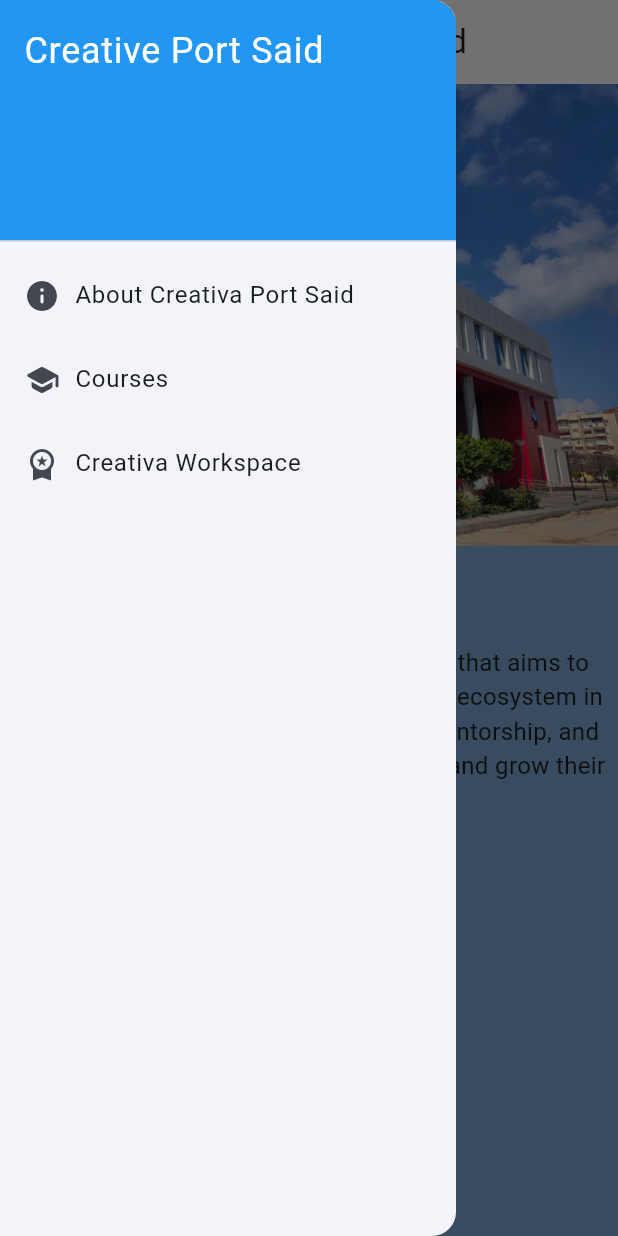
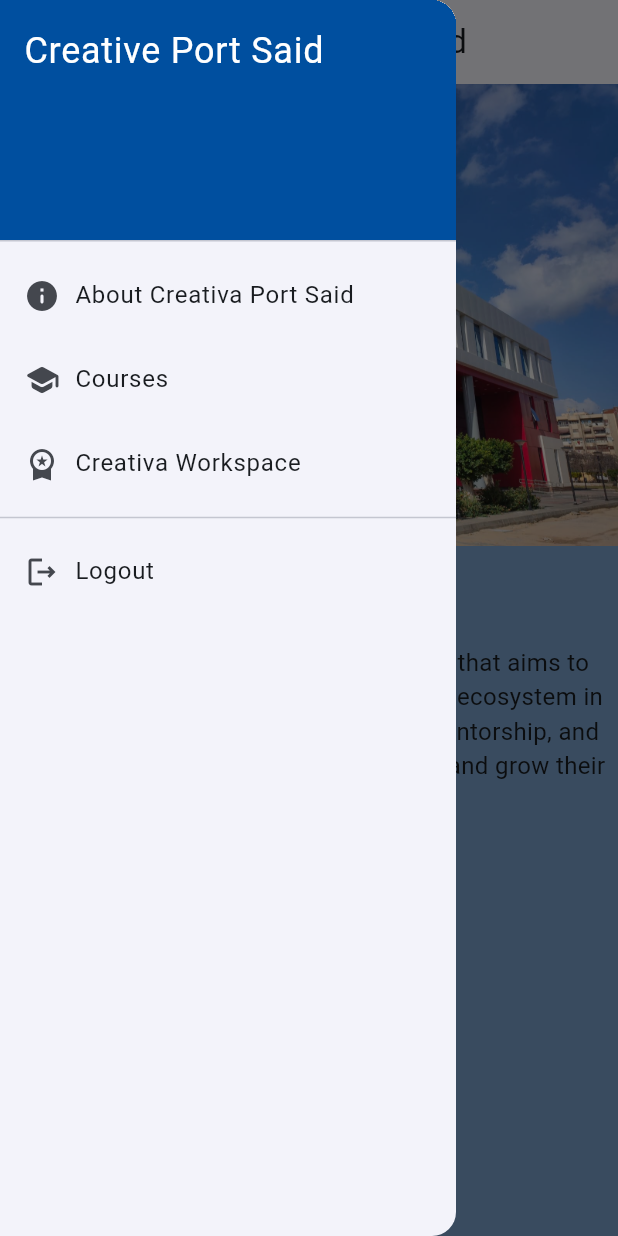
Before and after one commit to OmarSanad3/creativa-port-said-flutter-app, a Flutter app: the HomeScreen screen opened directly, with the side drawer open, on a phone screen of 412 x 824 dp. Run offline on Flutter 3.47's test engine with Material 3 defaults, Android fonts, the light colour scheme and no system bars; our stand-ins replace firebase_core, font_awesome_flutter, shared_preferences; accounts and stored records are empty.

Commit message:
Added a button for loggin out in the drawer

```diff
--- a/lib/widgets/home_screen.dart
+++ b/lib/widgets/home_screen.dart
@@ -1,3 +1,4 @@
+import 'package:creative_portsaid/main.dart';
 import 'package:creative_portsaid/models/custom_list_item.dart';
 import 'package:creative_portsaid/widgets/screens/about_creativa_screen.dart';
 import 'package:creative_portsaid/widgets/screens/courses_screen.dart';
@@ -53,7 +54,7 @@
           children: [
             const DrawerHeader(
               decoration: BoxDecoration(
-                color: Colors.blue,
+                color: kBlueColor,
               ),
               child: Text(
                 'Creative Port Said',
@@ -79,6 +80,20 @@
                   });
                 },
               ),
+            const Divider(),
+            ListTile(
+              title: const Row(
+                children: [
+                  Icon(Icons.logout_outlined),
+                  SizedBox(width: 10),
+                  Text("Logout"),
+                ],
+              ),
+              onTap: () {
+                if (mounted) Navigator.pop(context);
+                Navigator.pop(context);
+              },
+            )
           ],
         ),
       ),
```
